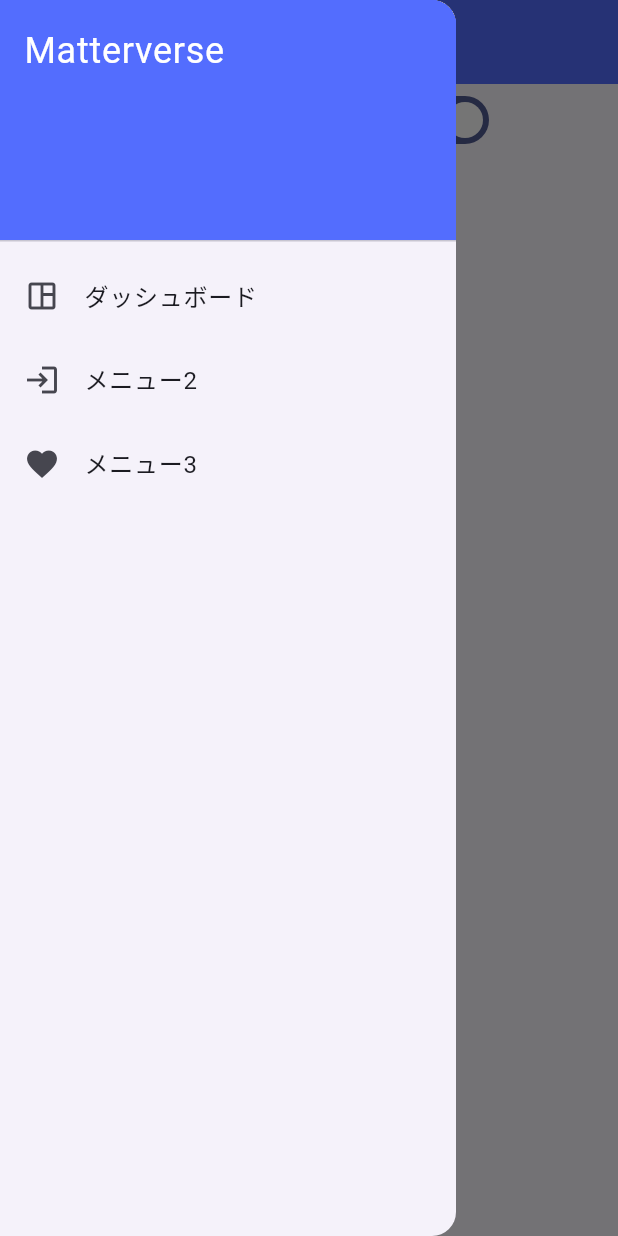
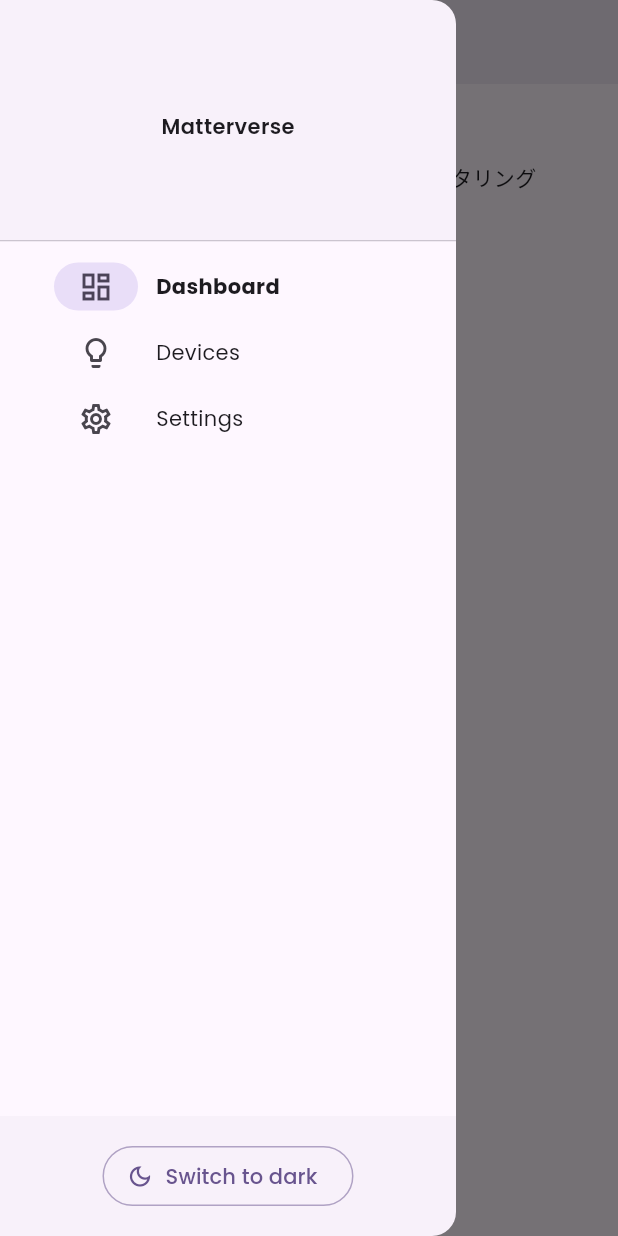
Before and after one commit to hosokawa-kenshin/Matterverse, a Flutter app: the screen it shows after launch, with the side drawer open, on a phone screen of 412 x 824 dp. Run offline on Flutter 3.47's test engine with Material 3 defaults, Android fonts, the light colour scheme and no system bars; our stand-ins replace adaptive_theme, gap, go_router, google_fonts, recase, responsive_framework; missing offline and left inert: animated_sidebar.

Commit message:
Implement screen of dashboard, devices, and settings

```diff
--- /dev/null
+++ b/matterverse_app/lib/config/post_config.dart
@@ -0,0 +1,3 @@
+class PostConfig {
+  static const String sendCommandUri = 'http://localhost:8000/send_command';
+}
--- /dev/null
+++ b/matterverse_app/lib/dashboard.dart
@@ -0,0 +1,32 @@
+import 'package:flutter/material.dart';
+import 'package:gap/gap.dart';
+import 'package:responsive_framework/responsive_framework.dart';
+import 'package:matterverse_app/widget/page_header.dart';
+import 'package:matterverse_app/widget/content_view.dart';
+
+class DashBoardPage extends StatefulWidget {
+  const DashBoardPage({super.key});
+
+  @override
+  State<DashBoardPage> createState() => _DashBoardPageState();
+}
+
+class _DashBoardPageState extends State<DashBoardPage> {
+  @override
+  Widget build(BuildContext context) {
+    final responsive = ResponsiveBreakpoints.of(context);
+
+    return ContentView(
+      child: Column(
+        crossAxisAlignment: CrossAxisAlignment.start,
+        children: [
+          const PageHeader(
+            title: 'Dashboard',
+            description: 'デバイスのステータス、カスタム情報のモニタリング',
+          ),
+          const Gap(16),
+        ],
+      ),
+    );
+  }
+}
--- a/matterverse_app/lib/main.dart
+++ b/matterverse_app/lib/main.dart
@@ -1,22 +1,36 @@
 import 'package:flutter/material.dart';
-import 'package:matterverse_app/screen.dart';
+import 'package:adaptive_theme/adaptive_theme.dart';
+import 'package:matterverse_app/theme.dart';
+import 'package:responsive_framework/responsive_framework.dart';
+import 'package:matterverse_app/router.dart';
 
 void main() {
-  runApp(const MyApp());
+  runApp(MyApp());
 }
 
 class MyApp extends StatelessWidget {
   const MyApp({super.key});
+  static const title = 'Matterverse';
 
   @override
   Widget build(BuildContext context) {
-    return MaterialApp(
-      title: 'Matterverse',
-      theme: ThemeData(
-        colorScheme: ColorScheme.fromSeed(seedColor: Colors.indigoAccent),
-        useMaterial3: true,
+    return AdaptiveTheme(
+      light: AppTheme.light,
+      dark: AppTheme.dark,
+      initial: AdaptiveThemeMode.system,
+      builder: (theme, darkTheme) => ResponsiveBreakpoints.builder(
+        breakpoints: [
+          const Breakpoint(start: 0, end: 450, name: MOBILE),
+          const Breakpoint(start: 451, end: 960, name: TABLET),
+          const Breakpoint(start: 961, end: double.infinity, name: DESKTOP),
+        ],
+        child: MaterialApp.router(
+          title: title,
+          routerConfig: router,
+          theme: theme,
+          darkTheme: darkTheme,
+        ),
       ),
-      home: const Screen(),
     );
   }
 }
--- /dev/null
+++ b/matterverse_app/lib/navigation_app_bar.dart
@@ -0,0 +1,20 @@
+import 'package:flutter/material.dart';
+import 'package:gap/gap.dart';
+
+import 'package:matterverse_app/navigation_title.dart';
+
+class NavigationAppBar extends StatelessWidget implements PreferredSizeWidget {
+  const NavigationAppBar({super.key});
+
+  @override
+  Widget build(BuildContext context) {
+    return AppBar(
+      title: const NavigationTitle(),
+      centerTitle: false,
+      elevation: 4,
+    );
+  }
+
+  @override
+  Size get preferredSize => AppBar().preferredSize;
+}
--- /dev/null
+++ b/matterverse_app/lib/navigation_item.dart
@@ -0,0 +1,12 @@
+import 'package:flutter/material.dart';
+import 'package:recase/recase.dart';
+
+enum NavigationItem {
+  dashboard(iconData: Icons.dashboard_outlined),
+  devices(iconData: Icons.lightbulb_outline),
+  settings(iconData: Icons.settings_outlined);
+
+  const NavigationItem({required this.iconData});
+  final IconData iconData;
+  String get label => name.pascalCase;
+}
--- /dev/null
+++ b/matterverse_app/lib/scaffold_with_navigation.dart
@@ -0,0 +1,140 @@
+import 'package:flutter/material.dart';
+import 'package:matterverse_app/main.dart';
+import 'package:matterverse_app/scaffold_with_navigation.dart';
+import 'package:matterverse_app/navigation_app_bar.dart';
+import 'package:matterverse_app/navigation_item.dart';
+import 'package:matterverse_app/theme_mode_button.dart';
+import 'package:go_router/go_router.dart';
+import 'package:responsive_framework/responsive_framework.dart';
+
+class ScaffoldWithNavigation extends StatelessWidget {
+  const ScaffoldWithNavigation({
+    super.key,
+    required this.navigationShell,
+  });
+
+  final StatefulNavigationShell navigationShell;
+
+  @override
+  Widget build(BuildContext context) {
+    final breakpoint = ResponsiveBreakpoints.of(context).breakpoint;
+    return switch (breakpoint.name) {
+      MOBILE || TABLET => _ScaffoldWithDrawer(navigationShell),
+      (_) => _ScaffoldWithNavigationRail(navigationShell),
+    };
+  }
+}
+
+class _ScaffoldWithNavigationRail extends StatelessWidget {
+  const _ScaffoldWithNavigationRail(this.navigationShell);
+
+  final StatefulNavigationShell navigationShell;
+
+  @override
+  Widget build(BuildContext context) {
+    final theme = Theme.of(context);
+    final colorScheme = theme.colorScheme;
+    return Scaffold(
+      appBar: const NavigationAppBar(),
+      body: Row(
+        children: [
+          Column(
+            children: [
+              Expanded(
+                child: _NavigationRail(
+                  navigationShell: navigationShell,
+                  expand: false,
+                ),
+              ),
+              const Padding(
+                padding: EdgeInsets.all(16),
+                child: ThemeModeButton.icon(),
+              ),
+            ],
+          ),
+          VerticalDivider(
+            thickness: 1,
+            width: 1,
+            color: colorScheme.primary.withOpacity(0.2),
+          ),
+          Expanded(child: navigationShell),
+        ],
+      ),
+    );
+  }
+}
+
+class _ScaffoldWithDrawer extends StatelessWidget {
+  const _ScaffoldWithDrawer(this.navigationShell);
+
+  final StatefulNavigationShell navigationShell;
+
+  @override
+  Widget build(BuildContext context) {
+    final theme = Theme.of(context);
+    return Scaffold(
+      appBar: const NavigationAppBar(),
+      body: navigationShell,
+      drawer: Drawer(
+        child: Column(
+          children: [
+            DrawerHeader(
+              decoration: const BoxDecoration(border: Border()),
+              margin: EdgeInsets.zero,
+              child: Center(
+                child: Text(
+                  MyApp.title,
+                  style: theme.textTheme.bodyMedium!
+                      .copyWith(fontWeight: FontWeight.w600),
+                ),
+              ),
+            ),
+            Expanded(
+              child: _NavigationRail(
+                navigationShell: navigationShell,
+                expand: true,
+              ),
+            ),
+            const Padding(
+              padding: EdgeInsets.all(16),
+              child: ThemeModeButton.outlined(),
+            ),
+          ],
+        ),
+      ),
+    );
+  }
+}
+
+class _NavigationRail extends StatelessWidget {
+  const _NavigationRail({required this.navigationShell, required this.expand});
+
+  final StatefulNavigationShell navigationShell;
+  final bool expand;
+
+  @override
+  Widget build(BuildContext context) {
+    final theme = Theme.of(context);
+    return NavigationRail(
+      extended: expand,
+      selectedIndex: navigationShell.currentIndex,
+      unselectedLabelTextStyle: theme.textTheme.bodyMedium,
+      selectedLabelTextStyle: theme.textTheme.bodyMedium!.copyWith(
+        fontWeight: FontWeight.bold,
+      ),
+      onDestinationSelected: (index) {
+        navigationShell.goBranch(
+          index,
+          initialLocation: index == navigationShell.currentIndex,
+        );
+      },
+      destinations: [
+        for (final item in NavigationItem.values)
+          NavigationRailDestination(
+            icon: Icon(item.iconData),
+            label: Text(item.label),
+          ),
+      ],
+    );
+  }
+}
--- a/matterverse_app/lib/screen.dart
+++ b/matterverse_app/lib/screen.dart
@@ -1,6 +1,9 @@
 import 'package:flutter/material.dart';
 import 'package:http/http.dart' as http;
 import 'dart:convert';
+import 'package:matterverse_app/config/post_config.dart';
+import 'package:matterverse_app/widget/page_header.dart';
+import 'package:animated_sidebar/animated_sidebar.dart';
 
 class Screen extends StatefulWidget {
   const Screen({super.key});
@@ -9,13 +12,19 @@
 }
 
 class _ScreenState extends State<Screen> {
-  bool _isChecked = true;
+  int activeTab = 0;
 
-  Future<void> postData() async {
+  final List<SidebarItem> items = [
+    SidebarItem(icon: Icons.home_outlined, text: 'Home'),
+    SidebarItem(icon: Icons.lightbulb_outline, text: 'Devices'),
+    SidebarItem(icon: Icons.settings_outlined, text: 'Settings'),
+  ];
+
+  Future<void> sendCommand(command, node, endpoint) async {
     final response = await http.post(
-      Uri.parse('https://localhost:8000/send_command'),
+      Uri.parse(PostConfig.sendCommandUri),
       headers: {'Content-Type': 'application/json'},
-      body: json.encode({'command': 'onoff toggle 100 1'}),
+      body: json.encode({'command': '${command} ${node} ${endpoint}'}),
     );
 
     if (response.statusCode == 200) {
@@ -29,62 +38,74 @@
   @override
   Widget build(BuildContext context) {
     return Scaffold(
-      appBar: AppBar(
-        backgroundColor: Colors.indigoAccent,
-        title: Text("Matterverse"),
-      ),
-      body:
-          Column(mainAxisAlignment: MainAxisAlignment.start, children: <Widget>[
-        Row(
-          mainAxisAlignment: MainAxisAlignment.spaceAround,
-          crossAxisAlignment: CrossAxisAlignment.center,
-          mainAxisSize: MainAxisSize.max,
-          children: <Widget>[
-            const Icon(Icons.outlet_outlined),
-            Switch(
-                value: _isChecked,
-                onChanged: (value) {
-                  postData();
-                  setState(() {
-                    _isChecked = value;
-                  });
-                })
-          ],
+        body: Container(
+      color: Color.fromARGB(255, 255, 255, 255),
+      child: Row(crossAxisAlignment: CrossAxisAlignment.start, children: [
+        AnimatedSidebar(
+          margin: const EdgeInsets.fromLTRB(16, 24, 0, 24),
+          expanded: MediaQuery.of(context).size.width > 600,
+          items: items,
+          selectedIndex: activeTab,
+          autoSelectedIndex: false,
+          onItemSelected: (index) => setState(() => activeTab = index),
+          duration: const Duration(milliseconds: 100),
+          frameDecoration: const BoxDecoration(
+            color: Color.fromARGB(255, 48, 54, 87),
+            borderRadius: BorderRadius.all(Radius.circular(10)),
+          ),
+          minSize: 90,
+          maxSize: 250,
+          itemIconSize: 26,
+          itemIconColor: Colors.white,
+          itemHoverColor: Colors.grey.withOpacity(0.3),
+          itemSelectedColor: Colors.grey.withOpacity(0.3),
+          itemTextStyle: const TextStyle(color: Colors.white, fontSize: 20),
+          itemSelectedBorder: const BorderRadius.all(
+            Radius.circular(5),
+          ),
+          itemMargin: 16,
+          itemSpaceBetween: 10,
+          headerIcon: Icons.device_hub_outlined,
+          headerIconSize: 30,
+          headerIconColor: Colors.amberAccent,
+          headerTextStyle: const TextStyle(
+              fontSize: 24, fontWeight: FontWeight.w600, color: Colors.white),
+          headerText: 'Matterverse',
+        ),
+        Expanded(
+          child: _buildPage(activeTab),
         ),
       ]),
-      drawer: Drawer(
-        child: ListView(
-          children: [
-            DrawerHeader(
-              child: Text(
-                'Matterverse',
-                style: TextStyle(
-                  fontSize: 24,
-                  color: Colors.white,
-                ),
-              ),
-              decoration: BoxDecoration(
-                color: Colors.indigoAccent,
-              ),
-            ),
-            ListTile(
-              leading: const Icon(Icons.space_dashboard_outlined),
-              title: const Text("ダッシュボード"),
-              onTap: () {},
-            ),
-            ListTile(
-              leading: const Icon(Icons.login),
-              title: const Text("メニュー2"),
-              onTap: () {},
-            ),
-            ListTile(
-              leading: const Icon(Icons.favorite),
-              title: const Text("メニュー3"),
-              onTap: () {},
-            )
-          ],
-        ),
-      ),
-    );
+    ));
+  }
+
+  List<Map<String, String>> deviceList = [
+    {"name": "Tapo Smart Plug"},
+  ];
+
+  bool _isChecked = true;
+  Widget _buildPage(int idx) {
+    switch (idx) {
+      case 0:
+        return Text("Home"); //_buildHome();
+      case 1:
+        return Wrap(children: <Widget>[
+          PageHeader(title: "Devices", description: "description"),
+          SwitchListTile(
+            title: Text(deviceList[0]["name"] ?? ''),
+            value: _isChecked,
+            onChanged: (bool value) {
+              sendCommand("onoff toggle", 100, 1);
+              setState(() {
+                _isChecked = value;
+              });
+            },
+          )
+        ]); //_buildDevices();
+      case 2:
+        return Text("Setting"); //_buildSettings();
+      default:
+        return Text("Error");
+    }
   }
 }
--- /dev/null
+++ b/matterverse_app/lib/theme.dart
@@ -0,0 +1,36 @@
+import 'package:flutter/material.dart';
+import 'package:google_fonts/google_fonts.dart';
+
+class AppTheme {
+  AppTheme._();
+
+  static ThemeData get light => _themeData(Brightness.light);
+  static ThemeData get dark => _themeData(Brightness.dark);
+
+  static ThemeData _themeData(Brightness brightness) {
+    // デフォルトの`deepPurple`指定であれば`ThemeData.light`のコンストラクタ指定で十分だが
+    // テンプレート利用時に`seedColor`を変更しやすいように`fromSeed`で書いておく
+    final themeData = ThemeData.from(
+      useMaterial3: true,
+      colorScheme: ColorScheme.fromSeed(
+        seedColor: Colors.deepPurple,
+        brightness: brightness,
+      ),
+    );
+
+    return themeData.copyWith(
+      // `ThemeData.from`で生成されるTextThemeに対してapplyしたいので`copyWith`で繋げない
+      textTheme: themeData.textTheme.apply(
+        fontFamily: GoogleFonts.poppins().fontFamily,
+      ),
+      appBarTheme: const AppBarTheme(scrolledUnderElevation: 0),
+      dividerTheme: const DividerThemeData(space: 0),
+      bottomNavigationBarTheme: const BottomNavigationBarThemeData(
+        selectedLabelStyle: TextStyle(
+          fontWeight: FontWeight.w600,
+          fontSize: 12,
+        ),
+      ),
+    );
+  }
+}
--- /dev/null
+++ b/matterverse_app/lib/theme_mode_button.dart
@@ -0,0 +1,53 @@
+import 'package:adaptive_theme/adaptive_theme.dart';
+import 'package:flutter/material.dart';
+
+enum _Variant {
+  icon,
+  outlined,
+}
+
+class ThemeModeButton extends StatelessWidget {
+  const ThemeModeButton._(this.variant);
+
+  const ThemeModeButton.icon() : this._(_Variant.icon);
+  const ThemeModeButton.outlined() : this._(_Variant.outlined);
+
+  // ignore: library_private_types_in_public_api
+  final _Variant variant;
+
+  @override
+  Widget build(BuildContext context) {
+    final theme = Theme.of(context);
+    final colorScheme = theme.colorScheme;
+    final brightness = Theme.of(context).brightness;
+    final (iconData, action, actionLabel) = switch (brightness) {
+      Brightness.light => (
+          Icons.dark_mode_outlined,
+          AdaptiveTheme.of(context).setDark,
+          'Switch to dark'
+        ),
+      Brightness.dark => (
+          Icons.light_mode_outlined,
+          AdaptiveTheme.of(context).setLight,
+          'Switch to light'
+        )
+    };
+
+    return switch (variant) {
+      _Variant.icon => IconButton(
+          icon: Icon(iconData),
+          onPressed: action,
+        ),
+      _Variant.outlined => OutlinedButton.icon(
+          onPressed: action,
+          icon: Icon(iconData),
+          label: Text(actionLabel),
+          style: OutlinedButton.styleFrom(
+            side: BorderSide(
+              color: colorScheme.primary.withOpacity(0.5),
+            ),
+          ),
+        )
+    };
+  }
+}
--- /dev/null
+++ b/matterverse_app/lib/widget/content_view.dart
@@ -0,0 +1,18 @@
+import 'package:flutter/material.dart';
+import 'package:responsive_framework/responsive_framework.dart';
+
+class ContentView extends StatelessWidget {
+  const ContentView({super.key, required this.child});
+
+  final Widget child;
+
+  @override
+  Widget build(BuildContext context) {
+    return Padding(
+      padding: ResponsiveBreakpoints.of(context).isMobile
+          ? const EdgeInsets.all(16)
+          : const EdgeInsets.symmetric(horizontal: 32, vertical: 20),
+      child: child,
+    );
+  }
+}
--- /dev/null
+++ b/matterverse_app/lib/widget/page_header.dart
@@ -0,0 +1,26 @@
+import 'package:flutter/material.dart';
+
+class PageHeader extends StatelessWidget {
+  const PageHeader({super.key, required this.title, required this.description});
+
+  final String title;
+  final String description;
+
+  @override
+  Widget build(BuildContext context) {
+    final theme = Theme.of(context);
+
+    return Column(
+      crossAxisAlignment: CrossAxisAlignment.start,
+      children: [
+        Text(
+          title,
+          style: theme.textTheme.headlineMedium!.copyWith(
+            fontWeight: FontWeight.w700,
+          ),
+        ),
+        Text(description),
+      ],
+    );
+  }
+}
--- /dev/null
+++ b/matterverse_app/lib/widget/widget.dart
@@ -0,0 +1,2 @@
+import 'content_view.dart';
+import 'page_header.dart';
```
Also changed, not shown: matterverse_app/lib/devices.dart (added, +47 -0 lines), matterverse_app/lib/navigation_title.dart (added, +29 -0 lines), matterverse_app/lib/protocol/post.dart (added, +18 -0 lines), matterverse_app/lib/router.dart (added, +88 -0 lines), matterverse_app/lib/settings.dart (added, +32 -0 lines), matterverse_app/pubspec.yaml (+9 -0 lines), matterverse_app/lib/router.g.dart (added), matterverse_app/pubspec.lock, 6 other files.
